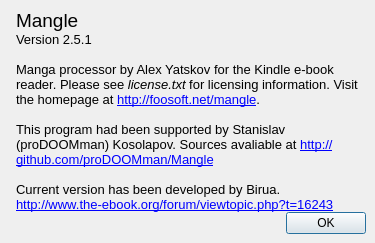
Old version of the form mangle/dev/ui/about.ui in the repository Birua/Mangle.
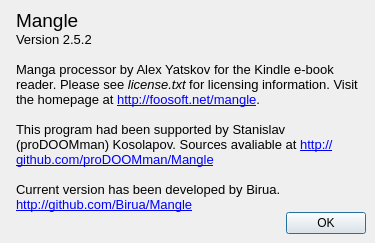
New version of the form. Icons and pictures are not drawn.

```diff
--- a/mangle/dev/ui/about.ui
+++ b/mangle/dev/ui/about.ui
@@ -49,13 +49,13 @@
 p, li { white-space: pre-wrap; }
 &lt;/style&gt;&lt;/head&gt;&lt;body style=&quot; font-family:'MS Shell Dlg 2'; font-size:8pt; font-weight:400; font-style:normal;&quot;&gt;
 &lt;p style=&quot; margin-top:0px; margin-bottom:0px; margin-left:0px; margin-right:0px; -qt-block-indent:0; text-indent:0px;&quot;&gt;&lt;span style=&quot; font-family:'Sans'; font-size:14pt;&quot;&gt;Mangle&lt;/span&gt;&lt;/p&gt;
-&lt;p style=&quot; margin-top:0px; margin-bottom:0px; margin-left:0px; margin-right:0px; -qt-block-indent:0; text-indent:0px;&quot;&gt;&lt;span style=&quot; font-family:'Sans'; font-size:10pt;&quot;&gt;Version 2.5.1&lt;/span&gt;&lt;/p&gt;
+&lt;p style=&quot; margin-top:0px; margin-bottom:0px; margin-left:0px; margin-right:0px; -qt-block-indent:0; text-indent:0px;&quot;&gt;&lt;span style=&quot; font-family:'Sans'; font-size:10pt;&quot;&gt;Version 2.5.2&lt;/span&gt;&lt;/p&gt;
 &lt;p style=&quot;-qt-paragraph-type:empty; margin-top:0px; margin-bottom:0px; margin-left:0px; margin-right:0px; -qt-block-indent:0; text-indent:0px; font-family:'Sans'; font-size:10pt;&quot;&gt;&lt;br /&gt;&lt;/p&gt;
 &lt;p style=&quot; margin-top:0px; margin-bottom:0px; margin-left:0px; margin-right:0px; -qt-block-indent:0; text-indent:0px;&quot;&gt;&lt;span style=&quot; font-family:'Sans'; font-size:10pt;&quot;&gt;Manga processor by Alex Yatskov for the Kindle e-book reader. Please see &lt;/span&gt;&lt;span style=&quot; font-family:'Sans'; font-size:10pt; font-style:italic;&quot;&gt;license.txt&lt;/span&gt;&lt;span style=&quot; font-family:'Sans'; font-size:10pt;&quot;&gt; for licensing information. Visit the homepage at &lt;/span&gt;&lt;a href=&quot;http://foosoft.net/mangle&quot;&gt;&lt;span style=&quot; font-family:'Sans'; font-size:10pt; text-decoration: underline; color:#0000ff;&quot;&gt;http://foosoft.net/mangle&lt;/span&gt;&lt;/a&gt;&lt;span style=&quot; font-family:'Sans'; font-size:10pt;&quot;&gt;.&lt;/span&gt;&lt;/p&gt;
 &lt;p style=&quot;-qt-paragraph-type:empty; margin-top:0px; margin-bottom:0px; margin-left:0px; margin-right:0px; -qt-block-indent:0; text-indent:0px; font-family:'Sans'; font-size:10pt;&quot;&gt;&lt;br /&gt;&lt;/p&gt;
 &lt;p style=&quot; margin-top:0px; margin-bottom:0px; margin-left:0px; margin-right:0px; -qt-block-indent:0; text-indent:0px;&quot;&gt;&lt;span style=&quot; font-family:'Sans'; font-size:10pt;&quot;&gt;This program had been supported by Stanislav (proDOOMman) Kosolapov. Sources avaliable at &lt;/span&gt;&lt;a href=&quot;http://github.com/proDOOMman/Mangle&quot;&gt;&lt;span style=&quot; font-family:'Sans'; font-size:10pt; text-decoration: underline; color:#0000ff;&quot;&gt;http://github.com/proDOOMman/Mangle&lt;/span&gt;&lt;/a&gt;&lt;/p&gt;
 &lt;p style=&quot;-qt-paragraph-type:empty; margin-top:0px; margin-bottom:0px; margin-left:0px; margin-right:0px; -qt-block-indent:0; text-indent:0px; font-family:'Sans'; font-size:10pt;&quot;&gt;&lt;br /&gt;&lt;/p&gt;
-&lt;p style=&quot; margin-top:0px; margin-bottom:0px; margin-left:0px; margin-right:0px; -qt-block-indent:0; text-indent:0px;&quot;&gt;&lt;span style=&quot; font-family:'Sans'; font-size:10pt;&quot;&gt;Current version has been developed by Birua.&lt;/span&gt;&lt;br /&gt;&lt;a href=&quot;http://www.the-ebook.org/forum/viewtopic.php?t=16243&quot;&gt;&lt;span style=&quot; font-family:'Sans'; font-size:10pt; text-decoration: underline; color:#0000ff;&quot;&gt;http://www.the-ebook.org/forum/viewtopic.php?t=16243&lt;/span&gt;&lt;/a&gt;&lt;/p&gt;&lt;/body&gt;&lt;/html&gt;</string>
+&lt;p style=&quot; margin-top:0px; margin-bottom:0px; margin-left:0px; margin-right:0px; -qt-block-indent:0; text-indent:0px;&quot;&gt;&lt;span style=&quot; font-family:'Sans'; font-size:10pt;&quot;&gt;Current version has been developed by Birua.&lt;/span&gt;&lt;br /&gt;&lt;a href=&quot;http://github.com/Birua/Mangle&quot;&gt;&lt;span style=&quot; font-family:'Sans'; font-size:10pt; text-decoration: underline; color:#0000ff;&quot;&gt;http://github.com/Birua/Mangle&lt;/span&gt;&lt;/a&gt;&lt;/p&gt;&lt;/body&gt;&lt;/html&gt;</string>
        </property>
        <property name="wordWrap">
         <bool>true</bool>
```
